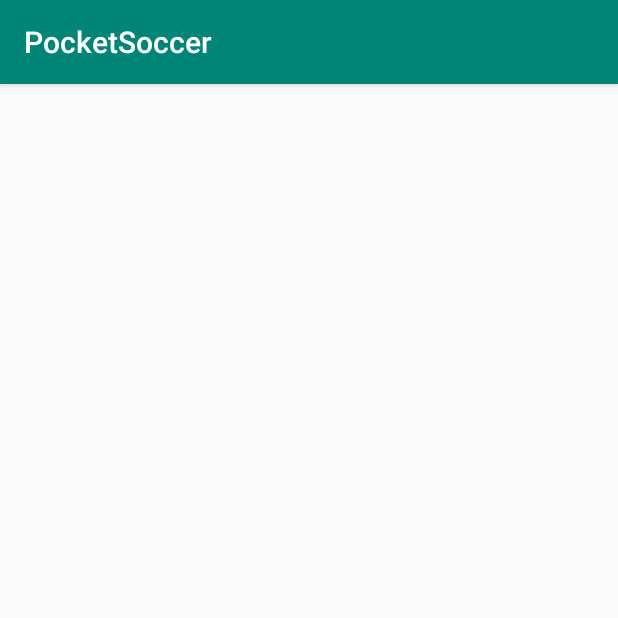
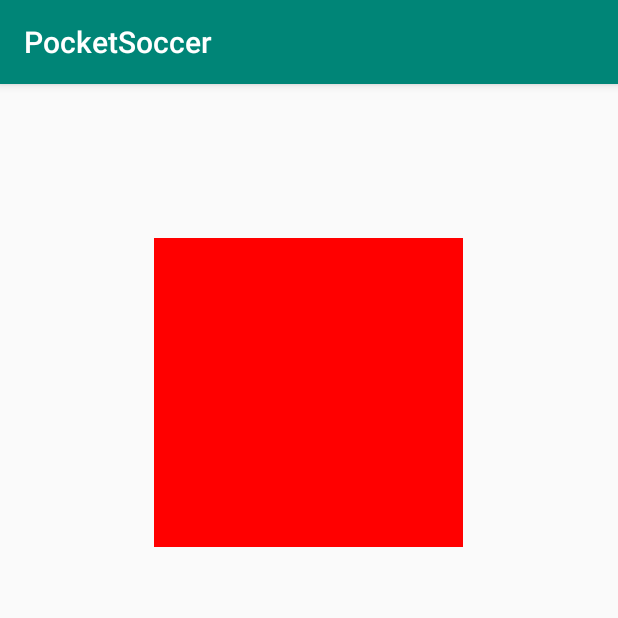
Before and after one commit to NikolaJov96/PocketSoccer, an Android app: the GameActivity screen opened directly, with no data from a screen before it, on a phone screen of 412 x 824 dp, the top half of it. Run offline under Robolectric (Android 15) with nearby library versions, the light colour scheme and no system bars.

Commit message:
Initial game view for drawing the game

```diff
--- /dev/null
+++ b/app/src/main/java/colm/example/pocketsoccer/GameView.java
@@ -0,0 +1,52 @@
+package colm.example.pocketsoccer;
+
+import android.content.Context;
+import android.graphics.Canvas;
+import android.graphics.Paint;
+import android.util.AttributeSet;
+import android.view.GestureDetector;
+import android.view.MotionEvent;
+import android.view.View;
+import android.widget.Toast;
+
+public class GameView extends View {
+
+    class GestureListener extends GestureDetector.SimpleOnGestureListener {
+        @Override
+        public boolean onDown(MotionEvent e) {
+            return true;
+        }
+    }
+    GestureDetector detector = new GestureDetector(GameView.this.getContext(), new GestureListener());
+
+    private Paint rectPaint;
+
+    public GameView(Context context, AttributeSet attrs) {
+        super(context, attrs);
+
+        rectPaint = new Paint(Paint.ANTI_ALIAS_FLAG);
+        rectPaint.setStyle(Paint.Style.FILL);
+        rectPaint.setColor(0xffff0000);
+    }
+
+    @Override
+    public boolean onTouchEvent(MotionEvent event) {
+        boolean result = detector.onTouchEvent(event);
+        if (!result) {
+            if (event.getAction() == MotionEvent.ACTION_UP) {
+                Toast.makeText(getContext(), "view clicked", Toast.LENGTH_SHORT).show();
+                result = true;
+            }
+        }
+        return result;
+    }
+
+    @Override
+    protected void onDraw(Canvas canvas) {
+        super.onDraw(canvas);
+
+        int sideLen = Math.min(getWidth(), getHeight()) / 2;
+
+        canvas.drawRect(sideLen / 2, sideLen / 2, sideLen * 3 / 2, sideLen * 3 / 2, rectPaint);
+    }
+}
--- a/app/src/main/res/layout/activity_game.xml
+++ b/app/src/main/res/layout/activity_game.xml
@@ -6,6 +6,8 @@
     android:layout_height="match_parent"
     tools:context=".GameActivity">
 
-
+    <colm.example.pocketsoccer.GameView
+        android:layout_width="match_parent"
+        android:layout_height="match_parent"/>
 
 </android.support.constraint.ConstraintLayout>
```
